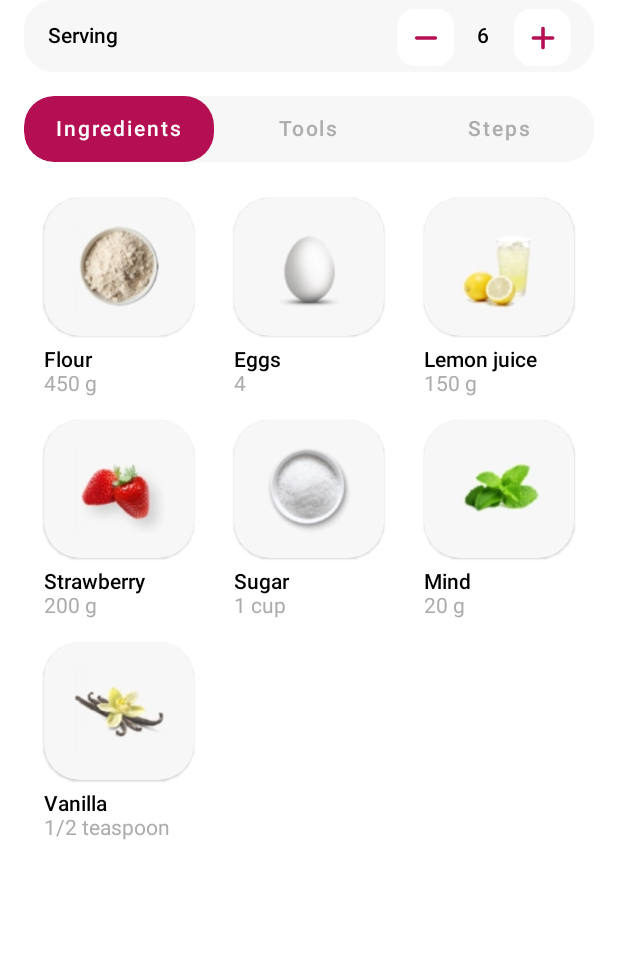
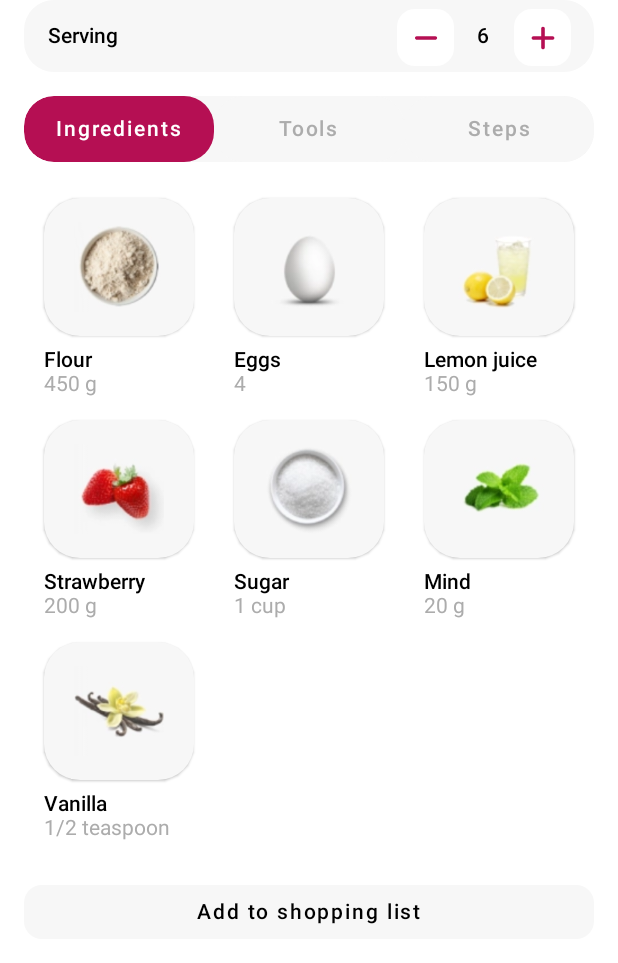
Before and after one commit to ArtemisSoftware/Hephaestus-UI, an Android app built with Jetpack Compose: the @Preview function RecipesScreen, on a phone screen of 412 x 824 dp. Shown: the top 963 px of the screen. Run offline under Robolectric (Android 15) with nearby library versions, the phone set to English and light mode, and no system bars.

Commit message:
Recipes - ShoppingListButton

```diff
--- a/app/src/main/java/com/artemissoftware/hephaestusui/ui/recipes/RecipesScreen.kt
+++ b/app/src/main/java/com/artemissoftware/hephaestusui/ui/recipes/RecipesScreen.kt
@@ -2,10 +2,16 @@ package com.artemissoftware.hephaestusui.ui.recipes
 
 import androidx.compose.foundation.background
 import androidx.compose.foundation.layout.*
+import androidx.compose.material.Button
+import androidx.compose.material.ButtonDefaults
+import androidx.compose.material.Icon
+import androidx.compose.material.Text
 import androidx.compose.runtime.Composable
 import androidx.compose.ui.Alignment
 import androidx.compose.ui.Modifier
 import androidx.compose.ui.draw.clip
+import androidx.compose.ui.graphics.Color
+import androidx.compose.ui.res.painterResource
 import androidx.compose.ui.tooling.preview.Preview
 import androidx.compose.ui.unit.dp
 import com.artemissoftware.hephaestusui.ui.recipes.composables.EasyGrid
@@ -15,6 +21,7 @@ import com.artemissoftware.hephaestusui.ui.theme.LightGray
 import com.artemissoftware.hephaestusui.ui.recipes.composables.IngredientCard
 import com.artemissoftware.hephaestusui.ui.recipes.composables.ServingCalculator
 import com.artemissoftware.hephaestusui.ui.recipes.models.Recipe
+import com.artemissoftware.hephaestusui.ui.theme.White
 
 @Preview(showBackground = true)
 @Composable
@@ -48,10 +55,11 @@ fun Content(
         ServingCalculator()
         IngredientsHeader()
         IngredientsList(recipe = recipe)
+        ShoppingListButton()
     }
 
 //
-//            ShoppingListButton()
+//
 //            Reviews(recipe)
 //            Images()
 //        }
@@ -59,14 +67,31 @@ fun Content(
 }
 
 
+@Composable
+private fun ShoppingListButton(){
 
+    Button(
+        onClick = {},
+        contentPadding = PaddingValues(),
+        elevation = null,
+        shape = IngedientShapes.small,
+        colors = ButtonDefaults.buttonColors(
+            backgroundColor = LightGray,
+            contentColor = Color.Black
+        ),
+        modifier = Modifier
+            .fillMaxWidth()
+    ) {
+        Text(text = "Add to shopping list", modifier = Modifier.padding(8.dp))
+    }
+}
 
 
 
 
 
 @Composable
-fun IngredientsList(recipe: Recipe) {
+private fun IngredientsList(recipe: Recipe) {
     EasyGrid(
         numberOfColumns = 3,
         items = recipe.ingredients,
@@ -77,7 +102,6 @@ fun IngredientsList(recipe: Recipe) {
             )
         }
     )
-
 }
 
 
--- a/app/src/main/java/com/artemissoftware/hephaestusui/ui/recipes/composables/EasyGrid.kt
+++ b/app/src/main/java/com/artemissoftware/hephaestusui/ui/recipes/composables/EasyGrid.kt
@@ -25,7 +25,6 @@ fun <T> EasyGrid(
                                 modifier = Modifier.weight(1f)
                             ) {
                                 content(items[index + indexColumn])
-                                //--Spacer(Modifier.align(Alignment.BottomEnd).height(16.dp))
                             }
                         }
                         else { //for empty space when there is no more data
@@ -33,7 +32,7 @@ fun <T> EasyGrid(
                         }
                     }
                 }
-                Spacer(Modifier.height(16.dp))
+                if(index != items.size -1) Spacer(Modifier.height(16.dp))
             }
 
         }
```
